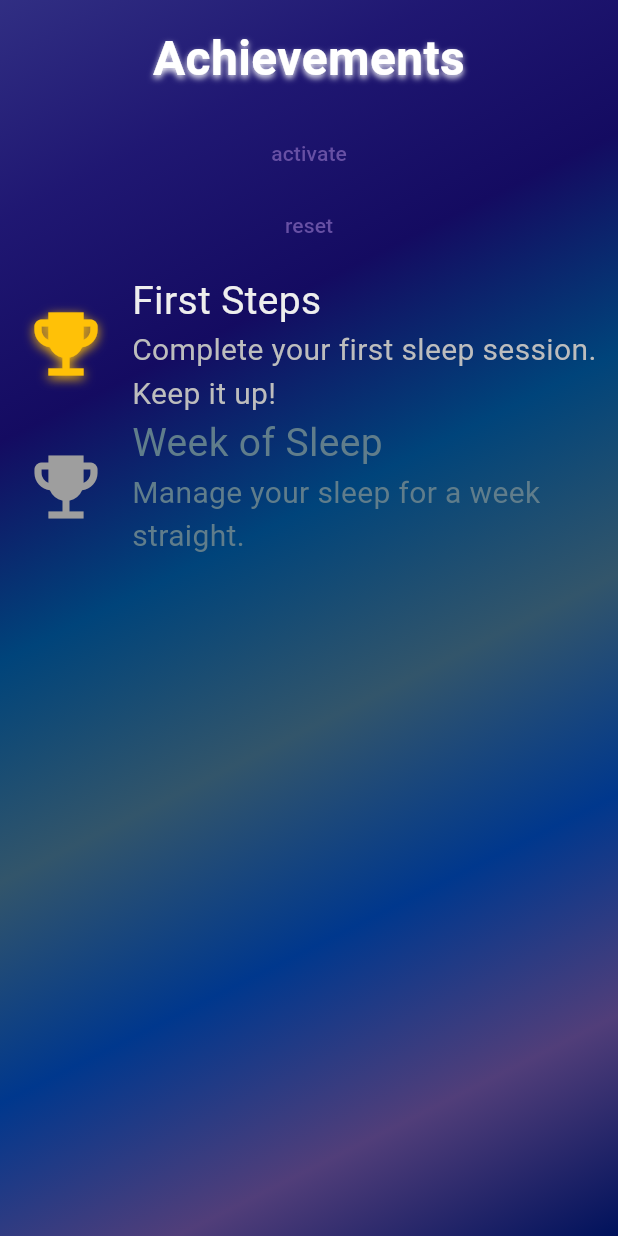
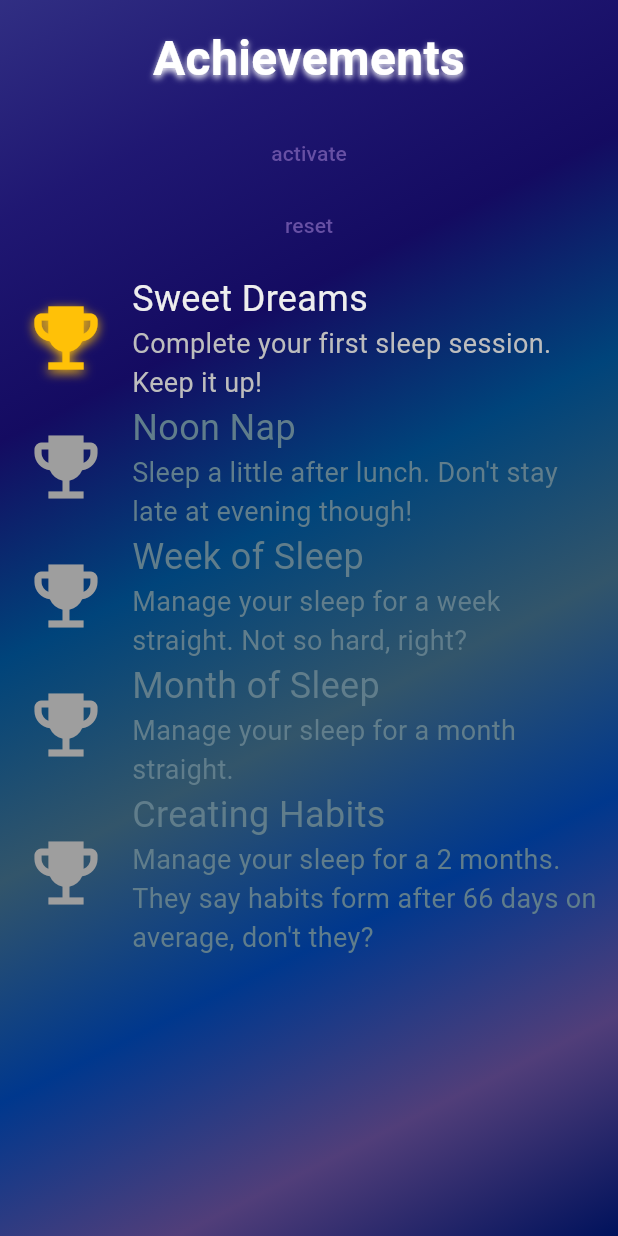
Before and after one commit to g1l4a/SleepTracker, a Flutter app: the AchievementsScreen screen opened directly, after a tap on "activate", on a phone screen of 412 x 824 dp. Run offline on Flutter 3.47's test engine with Material 3 defaults, Android fonts, the light colour scheme and no system bars; our stand-ins replace flutter_local_notifications, flutter_riverpod, permission_handler, shared_preferences, timezone; accounts and stored records are empty; Roboto replaces fonts that are missing (Montserrat).

Commit message:
change ach storage

```diff
--- a/lib/achievement.dart
+++ b/lib/achievement.dart
@@ -6,7 +6,7 @@ class Achievement {
 
   Achievement({required this.id, required this.name, required this.description, this.isObtained = false});
 
-  Map<String, dynamic> toMap() {
+  Map<String, dynamic> toMap({compact=false}) {
     return {
       'id': id,
       'name': name,
@@ -34,20 +34,35 @@ class Achievement {
     );
   }
 
-  void complete() {
-    isObtained = true;
+  void setIsObtained({bool state=true}) {
+    isObtained = state;
   }
 }
 
 final List<Achievement> achievementDescriptions = [
   Achievement(
     id: 0,
-    name: 'First Steps',
+    name: 'Sweet Dreams',
     description: 'Complete your first sleep session. Keep it up!'
   ),
   Achievement(
     id: 1,
+    name: 'Noon Nap',
+    description: 'Sleep a little after lunch. Don\'t stay late at evening though!'
+  ),
+  Achievement(
+    id: 2,
     name: 'Week of Sleep',
-    description: 'Manage your sleep for a week straight.'
+    description: 'Manage your sleep for a week straight. Not so hard, right?'
+  ),
+  Achievement(
+    id: 3,
+    name: 'Month of Sleep',
+    description: 'Manage your sleep for a month straight.'
+  ),
+  Achievement(
+    id: 4,
+    name: 'Creating Habits',
+    description: 'Manage your sleep for a 2 months. They say habits form after 66 days on average, don\'t they?'
   ),
 ];
--- a/lib/achievements_provider.dart
+++ b/lib/achievements_provider.dart
@@ -15,7 +15,7 @@ class AchievementsNotifier extends StateNotifier<List<Achievement>> {
   void complete(int id) {
     for(int i=0; i < state.length; ++i) {
       if(state[i].id == id) {
-        state[i].complete();
+        state[i].setIsObtained();
         break;
       }
     }
@@ -29,19 +29,22 @@ class AchievementsNotifier extends StateNotifier<List<Achievement>> {
 
   Future<void> _saveToPreferences() async {
     final SharedPreferences prefs = await SharedPreferences.getInstance();
-    List<String> achievementsJsons = state.map((achievement) { return jsonEncode(achievement.toMap()); }).toList();
-    prefs.setStringList(achievementsKey, achievementsJsons);
+    Map<String, bool> achievementRecord = {for (var a in state) '${a.id}': a.isObtained};
+    prefs.setString(achievementsKey, jsonEncode(achievementRecord));
   }
 
   Future<void> loadFromPreferences() async {
+    List<Achievement> temp = achievementDescriptions.map((x) => x.copyWith()).toList();
+
     final prefs = await SharedPreferences.getInstance();
-    final achievementsJsons = prefs.getStringList(achievementsKey);
+    final achievementsJsons = prefs.getString(achievementsKey);
     if(achievementsJsons != null){
-      state = achievementsJsons.map((item) { return Achievement.fromMap(jsonDecode(item)); }).toList();
+      dynamic achievementRecord = jsonDecode(achievementsJsons);
+      for(int i=0; i<temp.length; i++) {
+        temp[i].setIsObtained(state: achievementRecord['${temp[i].id}']);
+      }
     }
-    else {
-      state = achievementDescriptions.map((x) => x.copyWith()).toList();
-    }
+    state = temp;
   }
 
 }
--- a/lib/achievements_screen.dart
+++ b/lib/achievements_screen.dart
@@ -78,7 +78,7 @@ class AchievementsScreen extends ConsumerWidget {
                                 softWrap: true,
                                 style: TextStyle(
                                   color: s.isObtained? Colors.grey.shade200 : Colors.blueGrey,
-                                  fontSize: 26,
+                                  fontSize: 24,
                                   fontFamily: 'Montserrat'
                                 )
                               ),
@@ -87,7 +87,7 @@ class AchievementsScreen extends ConsumerWidget {
                                 s.description,
                                 style: TextStyle(
                                   color: s.isObtained? Colors.grey.shade400 : Colors.blueGrey,
-                                  fontSize: 20,
+                                  fontSize: 18,
                                   fontFamily: 'Montserrat'
                                 )
                               )
```
